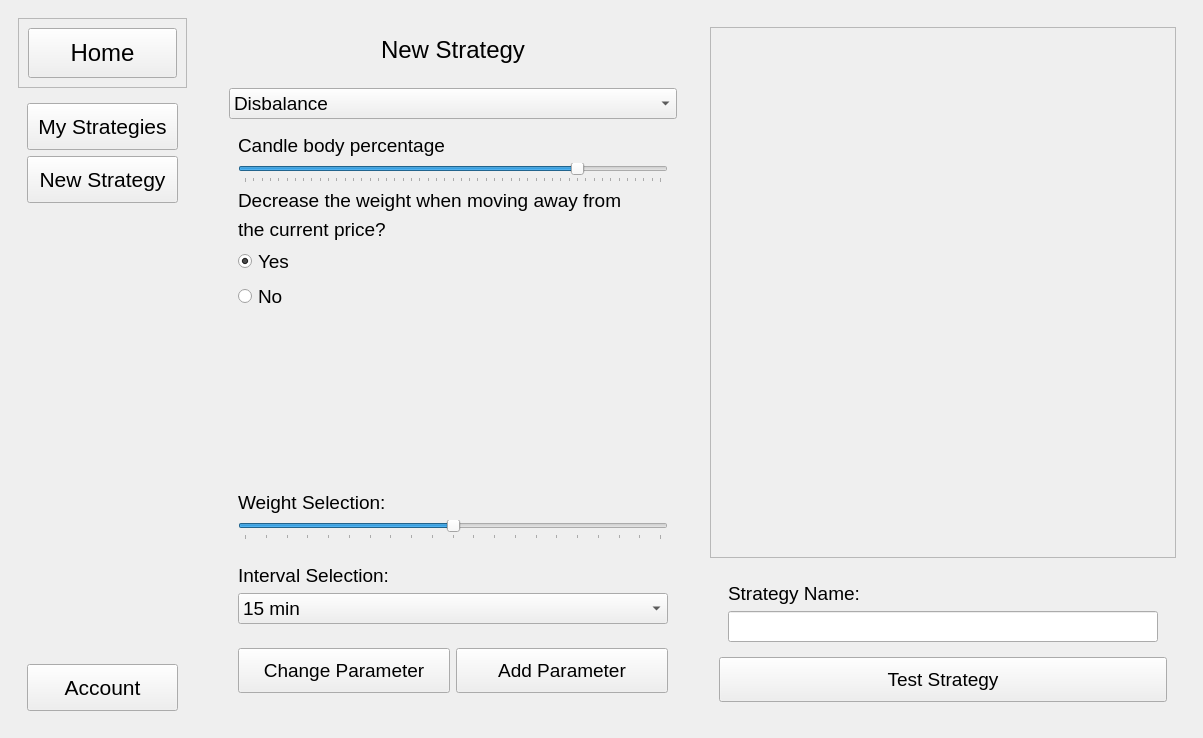
Above: mainAPP.ui from borissska/TradingRobotConstructor-Client before the change. Below: the same form after it.
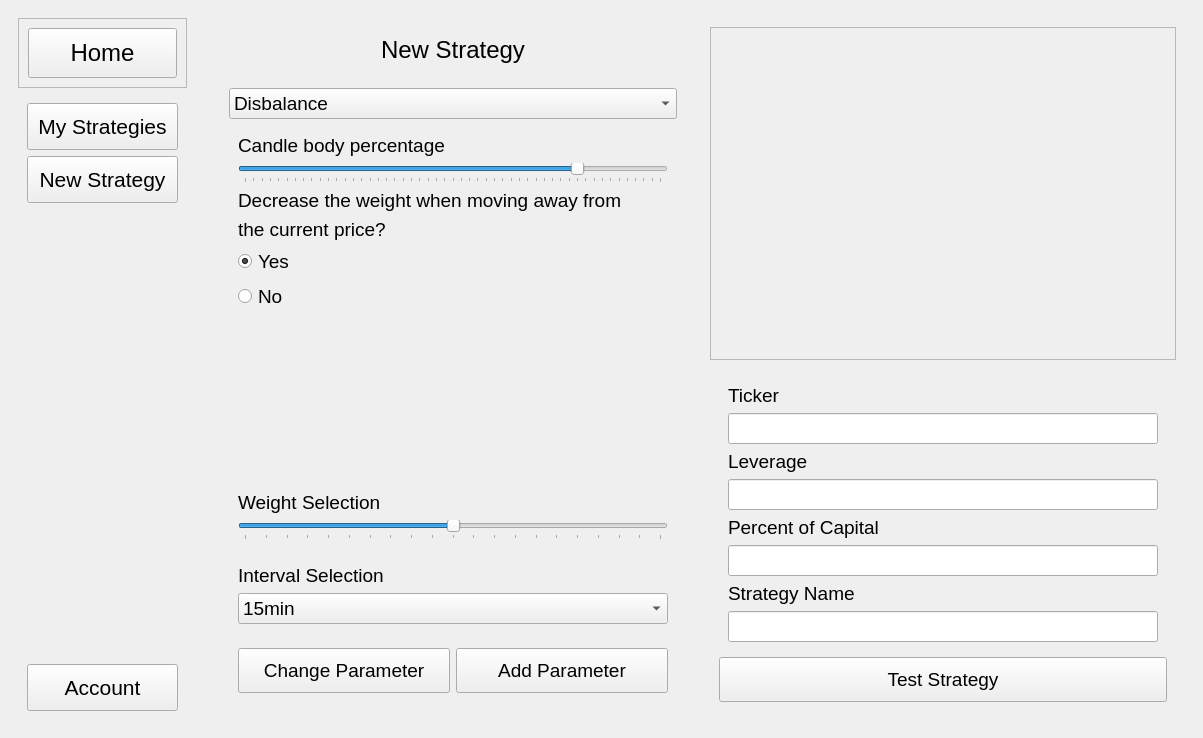
That is the form after the change. The open tabs and pages were chosen to show the change. Icons and pictures are not drawn.

Commit message: Added test strategy button click

```diff
--- a/mainAPP.ui
+++ b/mainAPP.ui
@@ -505,7 +505,7 @@
                     </font>
                    </property>
                    <property name="text">
-                    <string>Weight Selection:</string>
+                    <string>Weight Selection</string>
                    </property>
                   </widget>
                  </item>
@@ -559,7 +559,7 @@
                     </font>
                    </property>
                    <property name="text">
-                    <string>Interval Selection:</string>
+                    <string>Interval Selection</string>
                    </property>
                   </widget>
                  </item>
@@ -572,7 +572,7 @@
                    </property>
                    <item>
                     <property name="text">
-                     <string>15 min</string>
+                     <string>15min</string>
                     </property>
                    </item>
                    <item>
@@ -672,6 +672,69 @@
               <item>
                <widget class="QWidget" name="widget" native="true">
                 <layout class="QVBoxLayout" name="verticalLayout_15">
+                 <item>
+                  <widget class="QLabel" name="tickerLbl">
+                   <property name="font">
+                    <font>
+                     <pointsize>14</pointsize>
+                    </font>
+                   </property>
+                   <property name="text">
+                    <string>Ticker</string>
+                   </property>
+                  </widget>
+                 </item>
+                 <item>
+                  <widget class="QLineEdit" name="tickerLineEdit">
+                   <property name="font">
+                    <font>
+                     <pointsize>14</pointsize>
+                    </font>
+                   </property>
+                  </widget>
+                 </item>
+                 <item>
+                  <widget class="QLabel" name="leverageLbl">
+                   <property name="font">
+                    <font>
+                     <pointsize>14</pointsize>
+                    </font>
+                   </property>
+                   <property name="text">
+                    <string>Leverage</string>
+                   </property>
+                  </widget>
+                 </item>
+                 <item>
+                  <widget class="QLineEdit" name="leverageLineEdit">
+                   <property name="font">
+                    <font>
+                     <pointsize>14</pointsize>
+                    </font>
+                   </property>
+                  </widget>
+                 </item>
+                 <item>
+                  <widget class="QLabel" name="percentofCapitalLbl">
+                   <property name="font">
+                    <font>
+                     <pointsize>14</pointsize>
+                    </font>
+                   </property>
+                   <property name="text">
+                    <string>Percent of Capital</string>
+                   </property>
+                  </widget>
+                 </item>
+                 <item>
+                  <widget class="QLineEdit" name="percentofCapitalLineEdit">
+                   <property name="font">
+                    <font>
+                     <pointsize>14</pointsize>
+                    </font>
+                   </property>
+                  </widget>
+                 </item>
                  <item>
                   <widget class="QLabel" name="strategyNameLbl">
                    <property name="font">
@@ -680,7 +743,7 @@
                     </font>
                    </property>
                    <property name="text">
-                    <string>Strategy Name:</string>
+                    <string>Strategy Name</string>
                    </property>
                   </widget>
                  </item>
```
Left out of the diff: 16 changed lines with no effect on the pictures. The commit also changes 4 other files.
